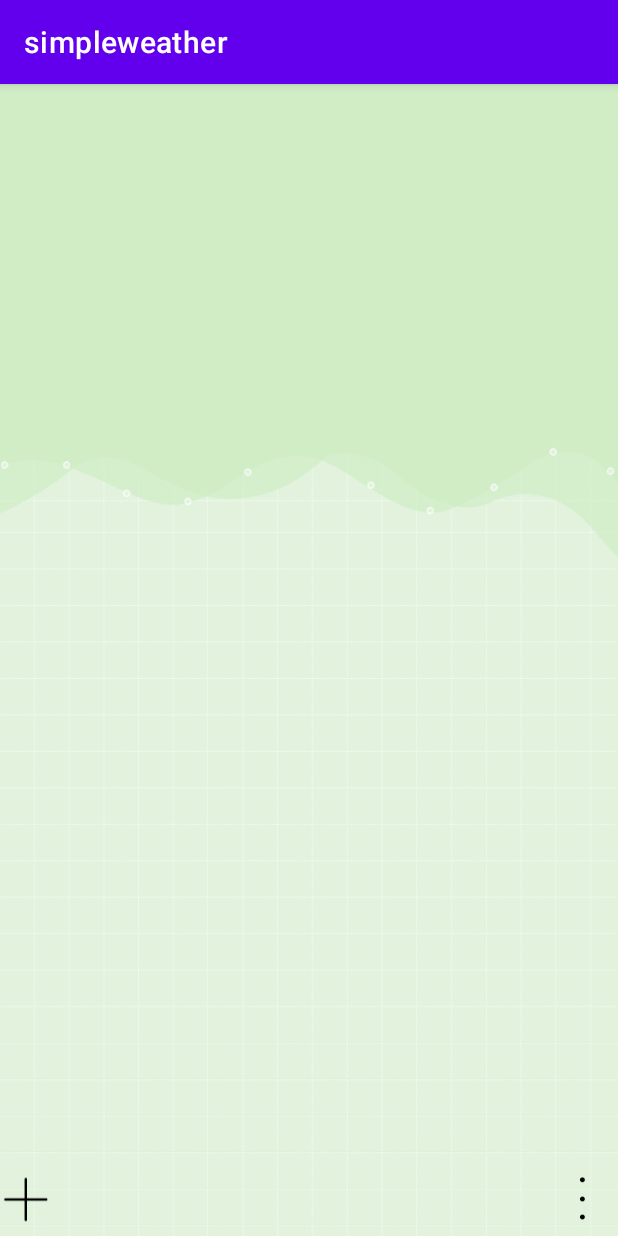
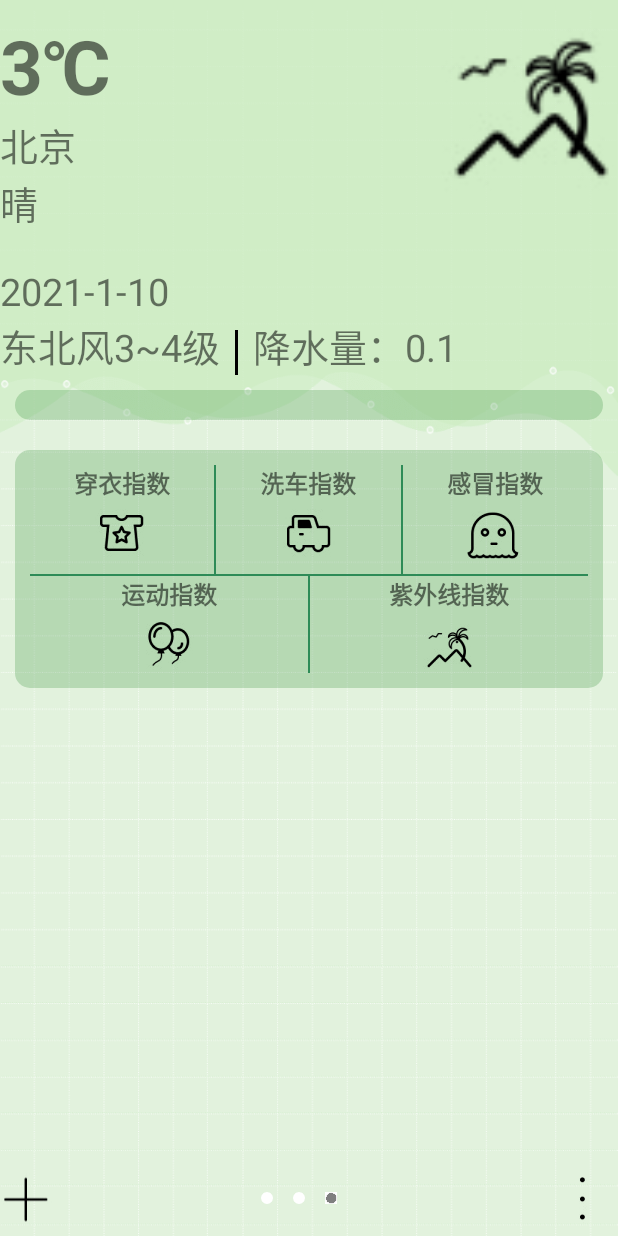
Before and after one commit to xiaokuohai/simple-weather, an Android app: the screen it shows after launch (MainActivity), on a phone screen of 412 x 824 dp. Run offline under Robolectric (Android 15) with nearby library versions, the phone set to English and light mode, and no system bars; 2 statements that could not run were skipped.

Commit message:
完成了主界面的逻辑，添加了数据库

```diff
--- /dev/null
+++ b/app/src/main/java/cn/udday/simpleweather/Adapter/WeatherFragmentAdapter.java
@@ -0,0 +1,30 @@
+package cn.udday.simpleweather.Adapter;
+
+import androidx.annotation.NonNull;
+import androidx.fragment.app.Fragment;
+
+import androidx.fragment.app.FragmentActivity;
+import androidx.viewpager2.adapter.FragmentStateAdapter;
+
+import java.util.List;
+
+public class WeatherFragmentAdapter extends FragmentStateAdapter {
+    List<Fragment> fragmentList;
+
+    public WeatherFragmentAdapter(@NonNull FragmentActivity fragmentActivity, List<Fragment> fragmentList){
+        super(fragmentActivity);
+        this.fragmentList = fragmentList;
+    }
+
+
+    @NonNull
+    @Override
+    public Fragment createFragment(int position) {
+        return fragmentList.get(position);
+    }
+
+    @Override
+    public int getItemCount() {
+        return fragmentList.size();
+    }
+}
--- a/app/src/main/java/cn/udday/simpleweather/MainActivity.java
+++ b/app/src/main/java/cn/udday/simpleweather/MainActivity.java
@@ -1,26 +1,21 @@
 package cn.udday.simpleweather;
 
 import androidx.appcompat.app.AppCompatActivity;
+import androidx.fragment.app.Fragment;
 import androidx.viewpager2.widget.ViewPager2;
 
 import android.os.Bundle;
 import android.view.View;
 import android.view.View.OnClickListener;
+import android.view.ViewGroup;
 import android.widget.ImageView;
 import android.widget.LinearLayout;
 import android.widget.RelativeLayout;
-import android.widget.TextView;
-import android.widget.Toast;
 
-import cn.udday.simpleweather.Beans.NowBean;
-import cn.udday.simpleweather.utils.RetrofitImpl;
-import cn.udday.simpleweather.utils.WApi;
-import retrofit2.Call;
-import retrofit2.Callback;
-import retrofit2.Response;
-import retrofit2.Retrofit;
+import java.util.ArrayList;
+import java.util.List;
 
-import static android.view.View.*;
+import cn.udday.simpleweather.Adapter.WeatherFragmentAdapter;
 
 public class MainActivity extends AppCompatActivity implements OnClickListener{
     private RelativeLayout mMainBottomLayout;
@@ -28,6 +23,14 @@ public class MainActivity extends AppCompatActivity implements OnClickListener{
     private ImageView mMainIvMore;
     private LinearLayout mMainLayoutPoint;
     private ViewPager2 mMainVp;
+    //viewpager数据源集合
+    List<Fragment> fragmentList;
+    //viewpager指示
+    List<ImageView> imageViewList;
+    //传入的城市集合
+    ArrayList<String> cityList;
+
+    private WeatherFragmentAdapter adapter;
 
     @Override
     protected void onCreate(Bundle savedInstanceState) {
@@ -35,6 +38,63 @@ public class MainActivity extends AppCompatActivity implements OnClickListener{
         setContentView(R.layout.activity_main);
         initView();
         setView();
+        initPager();
+        setPager();
+    }
+
+    private void setPager() {
+        adapter = new WeatherFragmentAdapter(MainActivity.this, fragmentList);
+        mMainVp.setOrientation(ViewPager2.ORIENTATION_HORIZONTAL);
+        mMainVp.setAdapter(adapter);
+        //创建下方指示
+        initPoint();
+        //设置最后一个添加的为默认的显示
+        mMainVp.setCurrentItem(fragmentList.size()-1);
+
+        //设置ViewPager页面监听
+        setPagerListener();
+    }
+
+    private void setPagerListener() {
+        //设置监听，与小圆点同步
+        mMainVp.registerOnPageChangeCallback(new ViewPager2.OnPageChangeCallback() {
+            @Override
+            public void onPageSelected(int position) {
+                super.onPageSelected(position);
+                for (int i = 0; i < imageViewList.size(); i++) {
+                    imageViewList.get(i).setImageResource(R.mipmap.a1);
+                }
+                imageViewList.get(position).setImageResource(R.mipmap.a3);
+            }
+        });
+    }
+
+    private void initPoint() {
+        //创建下方指示
+        for (int i = 0; i < fragmentList.size(); i++) {
+            ImageView mBottomPointIv = new ImageView(this);
+            mBottomPointIv.setImageResource(R.mipmap.a1);
+            mBottomPointIv.setLayoutParams(new LinearLayout.LayoutParams(LinearLayout.LayoutParams.WRAP_CONTENT, LinearLayout.LayoutParams.WRAP_CONTENT));
+            LinearLayout.LayoutParams layoutParams = (LinearLayout.LayoutParams) mBottomPointIv.getLayoutParams();
+            layoutParams.setMargins( 0,0,20,0);
+            //添加到View中
+            imageViewList.add(mBottomPointIv);
+            mMainLayoutPoint.addView(mBottomPointIv);
+        }
+        imageViewList.get(imageViewList.size()-1).setImageResource(R.mipmap.a3);
+    }
+
+    private void initPager() {
+        //创建Fragment对象，添加到viewPager数据源中
+        for (int i = 0; i < cityList.size(); i++) {
+            WeatherFragment weatherFragment = new WeatherFragment();
+            //将城市名字传入WeatherFragment中
+            Bundle bundle = new Bundle();
+            bundle.putString("city",cityList.get(i));
+            weatherFragment.setArguments(bundle);
+            fragmentList.add(weatherFragment);
+        }
+
     }
 
     private void initView() {
@@ -43,10 +103,20 @@ public class MainActivity extends AppCompatActivity implements OnClickListener{
         mMainIvMore = findViewById(R.id.main_iv_more);
         mMainLayoutPoint = findViewById(R.id.main_layout_point);
         mMainVp = findViewById(R.id.main_vp);
+
+        fragmentList = new ArrayList<>();
+        cityList = new ArrayList<>();
+        imageViewList = new ArrayList<>();
     }
     public void setView(){
         mMainIvAdd.setOnClickListener(this);
         mMainIvMore.setOnClickListener(this);
+
+        if (cityList.size() == 0){
+            cityList.add("tongnan");
+            cityList.add("北京");
+            cityList.add("成都");
+        }
     }
     @Override
     public void onClick(View v){
--- a/app/src/main/java/cn/udday/simpleweather/utils/WApi.java
+++ b/app/src/main/java/cn/udday/simpleweather/utils/WApi.java
@@ -1,4 +1,5 @@
 package cn.udday.simpleweather.utils;
+import cn.udday.simpleweather.Beans.ForecastBean;
 import cn.udday.simpleweather.Beans.NowBean;
 import retrofit2.Call;
 import retrofit2.http.Body;
@@ -10,4 +11,7 @@ public interface WApi {
     @Headers("token:a337xZZFXIn7SqD1")
     @POST("now")
     Call<NowBean> postNowJson(@Query("location") String location);
+    @Headers("token:a337xZZFXIn7SqD1")
+    @POST("forecast")
+    Call<ForecastBean> postForecastJson(@Query("location") String location);
 }
--- a/app/src/main/res/layout/fragment_weather.xml
+++ b/app/src/main/res/layout/fragment_weather.xml
@@ -25,18 +25,21 @@
                 android:text="北京"
                 style="@style/todaytext"
                 android:layout_below="@id/frag_tv_nowtemp"/>
+
             <TextView
                 android:id="@+id/frag_tv_condition"
                 style="@style/todaytext"
-                android:text="晴"
-                android:layout_below="@id/frag_tv_city"/>
+                android:layout_below="@id/frag_tv_city"
+                android:text="晴" />
+
             <TextView
                 android:id="@+id/frag_tv_date"
                 style="@style/todaytext"
+                android:layout_below="@id/frag_tv_condition"
+                android:layout_marginTop="22dp"
                 android:text="2021-1-10"
-                android:layout_marginTop="20dp"
-                android:layout_below="@id/frag_tv_condition"
                 />
+
             <TextView
                 android:id="@+id/frag_tv_wind"
                 style="@style/todaytext"
--- a/app/src/main/res/layout/item_main_center.xml
+++ b/app/src/main/res/layout/item_main_center.xml
@@ -24,7 +24,7 @@
         android:layout_height="wrap_content"
         android:text="9℃~7℃"
         android:textSize="16sp"
-        android:layout_alignParentBottom="true"/>
+        android:layout_alignParentRight="true"/>
     <ImageView
         android:id="@+id/item_center_iv"
         android:layout_width="20dp"
--- a/app/src/main/res/values/themes.xml
+++ b/app/src/main/res/values/themes.xml
@@ -1,6 +1,6 @@
 <resources xmlns:tools="http://schemas.android.com/tools">
     <!-- Base application theme. -->
-    <style name="Theme.Simpleweather" parent="Theme.MaterialComponents.DayNight.DarkActionBar">
+    <style name="Theme.Simpleweather" parent="Theme.MaterialComponents.DayNight.NoActionBar">
         <!-- Primary brand color. -->
         <item name="colorPrimary">@color/purple_500</item>
         <item name="colorPrimaryVariant">@color/purple_700</item>
```
Also changed, not shown: app/src/main/java/cn/udday/simpleweather/Beans/NowBean.java (+10 -2 lines), app/src/main/java/cn/udday/simpleweather/MyApplication.java (added, +12 -0 lines), app/src/main/java/cn/udday/simpleweather/WeatherFragment.java (+47 -0 lines), app/src/main/java/cn/udday/simpleweather/db/DBHelper.java (added, +24 -0 lines), app/src/main/java/cn/udday/simpleweather/db/DBManager.java (added, +13 -0 lines), app/src/main/java/cn/udday/simpleweather/db/DateBaseBean.java (added, +70 -0 lines).
